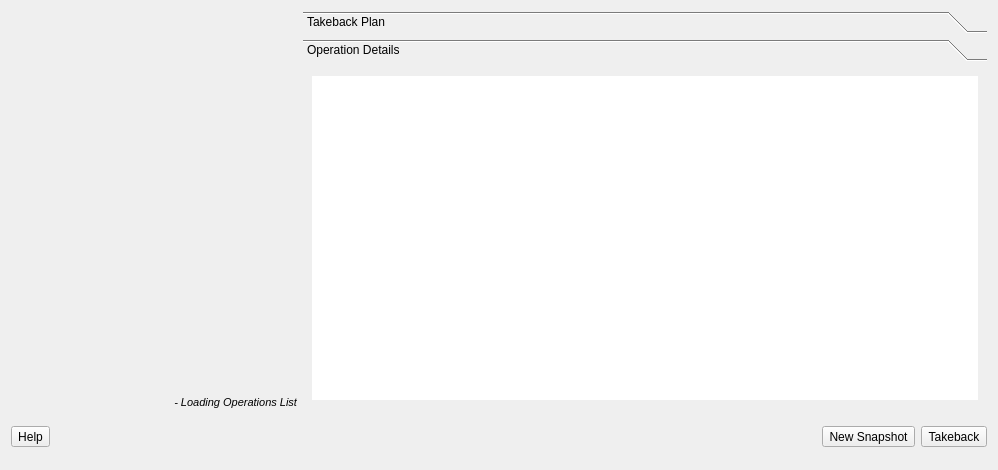
First picture: the form in kde4/history-manager/ui/mainwindow.ui, repository pars-linux/uludag, before the edit.
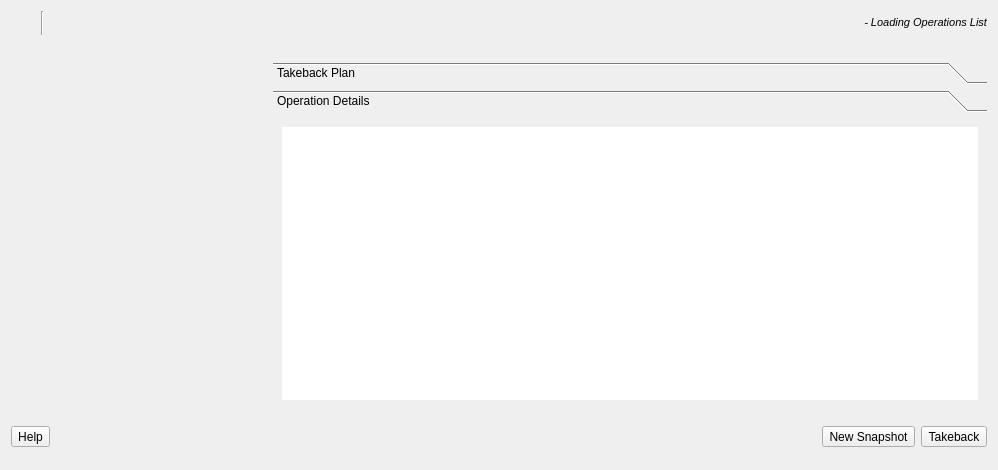
Second picture: the form after the edit. Icons and pictures are not drawn.

Patch:
```diff
--- a/kde4/history-manager/ui/mainwindow.ui
+++ b/kde4/history-manager/ui/mainwindow.ui
@@ -16,11 +16,50 @@
    <iconset resource="../resources/data.qrc" >
     <normaloff>:/icons/history-manager.png</normaloff>:/icons/history-manager.png</iconset>
   </property>
-  <layout class="QGridLayout" name="gridLayout_4" >
-   <item row="0" column="0" >
     <layout class="QGridLayout" name="gridLayout" >
-     <item rowspan="2" row="1" column="0" >
-      <layout class="QVBoxLayout" name="verticalLayout" >
+   <item row="0" column="0" colspan="2" >
+    <layout class="QHBoxLayout" name="horizontalLayout_3" >
+     <item>
+      <widget class="QPushButton" name="All" >
+       <property name="minimumSize" >
+        <size>
+         <width>24</width>
+         <height>24</height>
+        </size>
+       </property>
+       <property name="maximumSize" >
+        <size>
+         <width>24</width>
+         <height>24</height>
+        </size>
+       </property>
+       <property name="text" >
+        <string/>
+       </property>
+       <property name="iconSize" >
+        <size>
+         <width>24</width>
+         <height>24</height>
+        </size>
+       </property>
+       <property name="checkable" >
+        <bool>true</bool>
+       </property>
+       <property name="autoExclusive" >
+        <bool>true</bool>
+       </property>
+       <property name="flat" >
+        <bool>true</bool>
+       </property>
+      </widget>
+     </item>
+     <item>
+      <widget class="Line" name="line" >
+       <property name="orientation" >
+        <enum>Qt::Vertical</enum>
+       </property>
+      </widget>
+     </item>
        <item>
         <widget class="QPushButton" name="Snapshot" >
          <property name="minimumSize" >
@@ -212,21 +251,55 @@
         </widget>
        </item>
        <item>
-        <spacer name="verticalSpacer" >
+      <spacer name="horizontalSpacer_3" >
          <property name="orientation" >
-          <enum>Qt::Vertical</enum>
+        <enum>Qt::Horizontal</enum>
+       </property>
+       <property name="sizeType" >
+        <enum>QSizePolicy::Preferred</enum>
          </property>
          <property name="sizeHint" stdset="0" >
           <size>
-           <width>17</width>
-           <height>257</height>
+         <width>298</width>
+         <height>21</height>
           </size>
          </property>
         </spacer>
        </item>
-      </layout>
-     </item>
-     <item row="1" column="1" >
+     <item>
+      <widget class="QLabel" name="opTypeLabel" >
+       <property name="font" >
+        <font>
+         <pointsize>8</pointsize>
+         <weight>50</weight>
+         <italic>true</italic>
+         <bold>false</bold>
+         <strikeout>false</strikeout>
+        </font>
+       </property>
+       <property name="autoFillBackground" >
+        <bool>false</bool>
+       </property>
+       <property name="frameShadow" >
+        <enum>QFrame::Plain</enum>
+       </property>
+       <property name="text" >
+        <string>- Loading Operations List</string>
+       </property>
+       <property name="textFormat" >
+        <enum>Qt::RichText</enum>
+       </property>
+       <property name="alignment" >
+        <set>Qt::AlignRight|Qt::AlignTrailing|Qt::AlignVCenter</set>
+       </property>
+       <property name="textInteractionFlags" >
+        <set>Qt::NoTextInteraction</set>
+       </property>
+      </widget>
+     </item>
+    </layout>
+   </item>
+   <item row="1" column="0" >
       <widget class="QTableView" name="lw" >
        <property name="enabled" >
         <bool>false</bool>
@@ -289,7 +362,7 @@
         <bool>true</bool>
        </property>
        <property name="gridStyle" >
-        <enum>Qt::DotLine</enum>
+      <enum>Qt::NoPen</enum>
        </property>
        <property name="sortingEnabled" >
         <bool>true</bool>
@@ -299,38 +372,9 @@
        </property>
       </widget>
      </item>
-     <item row="2" column="1" >
-      <widget class="QLabel" name="opTypeLabel" >
-       <property name="font" >
-        <font>
-         <pointsize>8</pointsize>
-         <weight>50</weight>
-         <italic>true</italic>
-         <bold>false</bold>
-         <strikeout>false</strikeout>
-        </font>
-       </property>
-       <property name="autoFillBackground" >
-        <bool>false</bool>
-       </property>
-       <property name="frameShadow" >
-        <enum>QFrame::Plain</enum>
-       </property>
-       <property name="text" >
-        <string>- Loading Operations List</string>
-       </property>
-       <property name="textFormat" >
-        <enum>Qt::RichText</enum>
-       </property>
-       <property name="alignment" >
-        <set>Qt::AlignRight|Qt::AlignTrailing|Qt::AlignVCenter</set>
-       </property>
-       <property name="textInteractionFlags" >
-        <set>Qt::NoTextInteraction</set>
-       </property>
-      </widget>
-     </item>
-     <item row="0" column="1" >
+   <item row="1" column="1" >
+    <layout class="QVBoxLayout" name="verticalLayout" >
+     <item>
       <layout class="QHBoxLayout" name="horizontalLayout_2" >
        <item>
         <widget class="QLabel" name="noLabel" >
@@ -394,9 +438,7 @@
        </item>
       </layout>
      </item>
-    </layout>
-   </item>
-   <item row="0" column="1" >
+     <item>
     <widget class="QToolBox" name="operationTB" >
      <property name="sizePolicy" >
       <sizepolicy vsizetype="Preferred" hsizetype="Expanding" >
@@ -472,8 +514,8 @@
        <rect>
         <x>0</x>
         <y>0</y>
-        <width>688</width>
-        <height>337</height>
+          <width>718</width>
+          <height>280</height>
        </rect>
       </property>
       <attribute name="label" >
@@ -498,7 +540,9 @@
      </widget>
     </widget>
    </item>
-   <item row="1" column="0" colspan="2" >
+    </layout>
+   </item>
+   <item row="2" column="0" colspan="2" >
     <layout class="QHBoxLayout" name="horizontalLayout" >
      <item>
       <widget class="QToolButton" name="toolButton" >
```
Left out of the diff: 11 changed lines with no effect on the pictures. Lines whose indentation alone changed are shown as unchanged.
